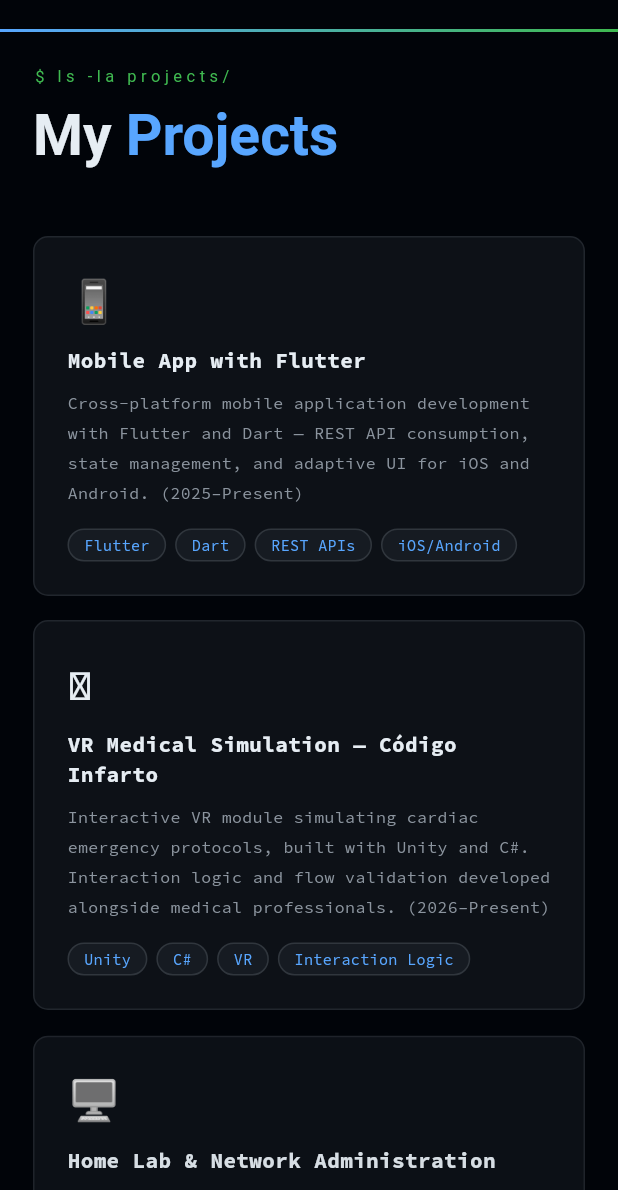
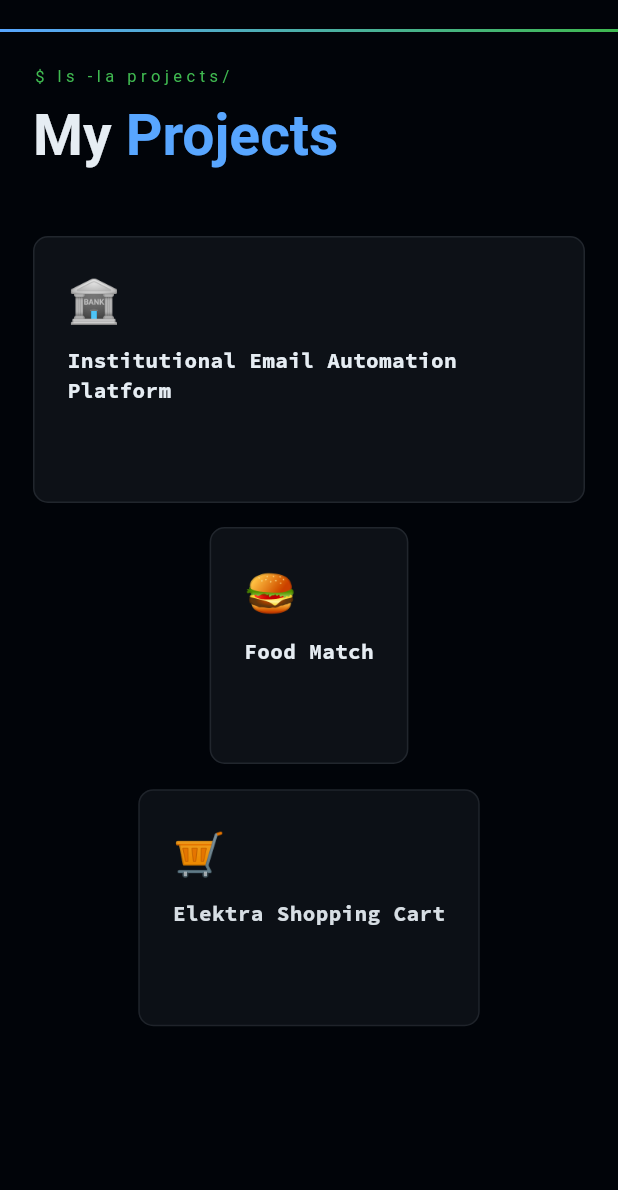
Before and after one commit to AldoZM/aldoproflie, a Flutter app: the screen it shows after launch, scrolled down 2304 dp, on a phone screen of 412 x 824 dp, the part 46-1236 px from its top. Run offline on Flutter 3.47's test engine with Material 3 defaults, Android fonts, the light colour scheme and no system bars; our stand-ins replace flutter_animate, google_fonts, visibility_detector.

Commit message:
feat: three backend-first projects with dynamic desktop grid
Reemplaza los 5 proyectos por 3 (Banxico, Food Match, Elektra) alineados
con el CV. La rejilla de escritorio tenia los indices [0,1]/[2,3] codificados,
lo que dejaba Food Match sin renderizar y habria reventado con 3 proyectos.

```diff
--- a/lib/data/portfolio_data.dart
+++ b/lib/data/portfolio_data.dart
@@ -105,60 +105,76 @@
 
   static const List<Project> projects = [
     Project(
-      icon: '📱',
-      name: 'Mobile App with Flutter',
-      period: '—',
-      summary: '',
-      role: '',
-      highlights: const [],
-      stack: const [],
-      description: 'Cross-platform mobile application development with Flutter and Dart — REST API consumption, state management, and adaptive UI for iOS and Android. (2025–Present)',
-      tags: ['Flutter', 'Dart', 'REST APIs', 'iOS/Android'],
-    ),
-    Project(
-      icon: '🫀',
-      name: 'VR Medical Simulation — Código Infarto',
-      period: '—',
-      summary: '',
-      role: '',
-      highlights: const [],
-      stack: const [],
-      description: 'Interactive VR module simulating cardiac emergency protocols, built with Unity and C#. Interaction logic and flow validation developed alongside medical professionals. (2026–Present)',
-      tags: ['Unity', 'C#', 'VR', 'Interaction Logic'],
-    ),
-    Project(
-      icon: '🖥️',
-      name: 'Home Lab & Network Administration',
-      period: '—',
-      summary: '',
-      role: '',
-      highlights: const [],
-      stack: const [],
-      description: 'Linux server configured with service monitoring, security rules, and access control for continuous availability. (2026)',
-      tags: ['Linux', 'Networking', 'Monitoring', 'Security'],
-    ),
-    Project(
-      icon: '☕',
-      name: 'Advanced SQL & Java — PROTECO UNAM',
-      period: '—',
-      summary: '',
-      role: '',
-      highlights: const [],
-      stack: const [],
-      description: 'Complex query design, stored procedures, and database optimization (Honorable Mention), plus OOP and scalable application development in Java.',
-      tags: ['Java', 'SQL', 'Stored Procedures', 'OOP'],
+      icon: '🏦',
+      name: 'Institutional Email Automation Platform',
+      period: '2024–2026',
+      summary: 'An internal fullstack platform automating institutional email '
+               'workflows at Mexico\'s central bank.',
+      role: 'Software Engineer Intern — Banco de México',
+      highlights: [
+        'Built a Java/Spring backend exposing REST endpoints over a relational store.',
+        'Developed the JavaScript frontend and the supporting Python services.',
+        'Integrated the platform with the bank\'s user-directory infrastructure.',
+      ],
+      stack: [
+        StackLayer('Backend', ['Java', 'Spring Boot', 'JPA', 'REST']),
+        StackLayer('Frontend', ['JavaScript']),
+        StackLayer('Data', ['SQL']),
+        StackLayer('Services', ['Python']),
+      ],
+      githubUrl: null,
+      note: 'Internal software — not publicly available',
+      description: '',
+      tags: [],
     ),
     Project(
       icon: '🍔',
       name: 'Food Match',
-      period: '—',
-      summary: '',
-      role: '',
-      highlights: const [],
-      stack: const [],
-      description: 'Aplicación para descubrir y hacer match con tus comidas favoritas.',
-      tags: ['Flutter', 'Dart'],
-      githubUrl: 'https://github.com/AldoZM/Food_Match',
+      period: '2026',
+      summary: 'A decision-making app for two people sharing one phone: swipe '
+               'through food cards and a Bayesian scoring engine narrows down '
+               'what you both want to eat, then finds real restaurants nearby.',
+      role: 'Solo developer — mobile app, backend, and deployment',
+      highlights: [
+        'Designed a Bayesian scoring engine that updates weights across all '
+        'cuisine types on every swipe, converging on a shared preference in '
+        '6–10 questions.',
+        'Built a Node.js/Express backend that proxies the Google Places API, '
+        'keeping the API key server-side so it never ships in the mobile client.',
+        'Containerized the backend with Docker and deployed it to Google Cloud Run.',
+        'Extracted pure helpers to make request building and response mapping '
+        'unit-testable under node:test.',
+      ],
+      stack: [
+        StackLayer('Mobile', ['Flutter', 'Dart', 'Geolocator']),
+        StackLayer('Backend', ['Node.js', 'Express', 'REST']),
+        StackLayer('Infrastructure', ['Docker', 'Google Cloud Run']),
+      ],
+      githubUrl: null,
+      note: 'Private repository',
+      description: '',
+      tags: [],
+    ),
+    Project(
+      icon: '🛒',
+      name: 'Elektra Shopping Cart',
+      period: '2022–2024',
+      summary: 'Core shopping-cart functionality for Elektra\'s high-traffic '
+               'e-commerce mobile app, shipped during its initial build phase.',
+      role: 'Fullstack & Multiplatform QA Engineer — Grupo Salinas',
+      highlights: [
+        'Implemented core shopping cart features in Java, shipping product code '
+        'alongside the engineering team.',
+        'Applied object-oriented design against a high-traffic production codebase.',
+      ],
+      stack: [
+        StackLayer('Backend', ['Java']),
+        StackLayer('Mobile', ['Native & hybrid apps']),
+      ],
+      githubUrl: null,
+      note: 'Proprietary — not publicly available',
+      description: '',
+      tags: [],
     ),
   ];
 
--- a/lib/widgets/sections/projects_section.dart
+++ b/lib/widgets/sections/projects_section.dart
@@ -40,11 +40,20 @@
               ),
             )).toList())
           else
-            Column(children: [
-              _Row(projects: projects, indices: [0, 1]),
-              const SizedBox(height: 16),
-              _Row(projects: projects, indices: [2, 3]),
-            ]),
+            // Filas de 2. Se calculan a partir de la lista: no codificar índices.
+            Column(
+              children: [
+                for (int i = 0; i < projects.length; i += 2) ...[
+                  if (i > 0) const SizedBox(height: 16),
+                  _Row(
+                    projects: projects,
+                    indices: [
+                      for (int j = i; j < i + 2 && j < projects.length; j++) j,
+                    ],
+                  ),
+                ],
+              ],
+            ),
         ],
       ),
     );
@@ -58,14 +67,24 @@
 
   @override
   Widget build(BuildContext context) => Row(
-    children: indices.map((i) => Expanded(
-      child: Padding(
-        padding: EdgeInsets.only(right: i == indices.first ? 8 : 0, left: i == indices.last ? 8 : 0),
-        child: ScrollReveal(
-          delay: Duration(milliseconds: (i % 2) * 120),
-          child: ProjectCard(project: projects[i]),
+    crossAxisAlignment: CrossAxisAlignment.start,
+    children: [
+      for (int slot = 0; slot < 2; slot++)
+        Expanded(
+          child: slot < indices.length
+              ? Padding(
+                  padding: EdgeInsets.only(
+                    right: slot == 0 ? 8 : 0,
+                    left: slot == 1 ? 8 : 0,
+                  ),
+                  child: ScrollReveal(
+                    delay: Duration(milliseconds: slot * 120),
+                    child: ProjectCard(project: projects[indices[slot]]),
+                  ),
+                )
+              // Hueco: mantiene el ancho de columna cuando la fila va incompleta.
+              : const SizedBox.shrink(),
         ),
-      ),
-    )).toList(),
+    ],
   );
 }
```
Also changed, not shown: 1 other file.
